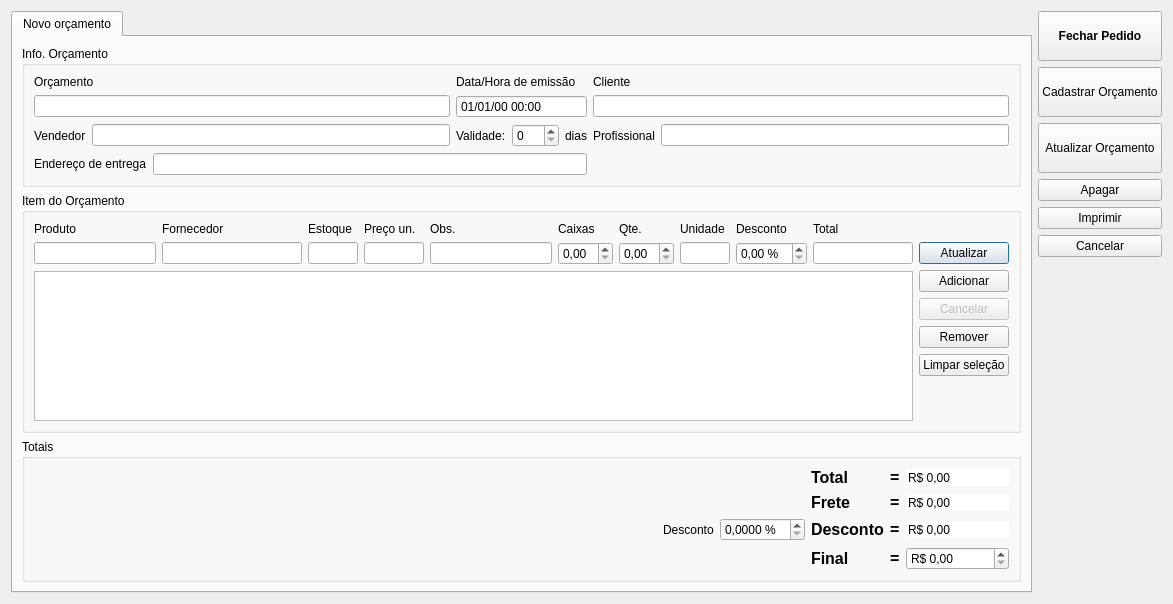
Qt form orcamento.ui (lellisls/ERP-STACCATO) before a commit.
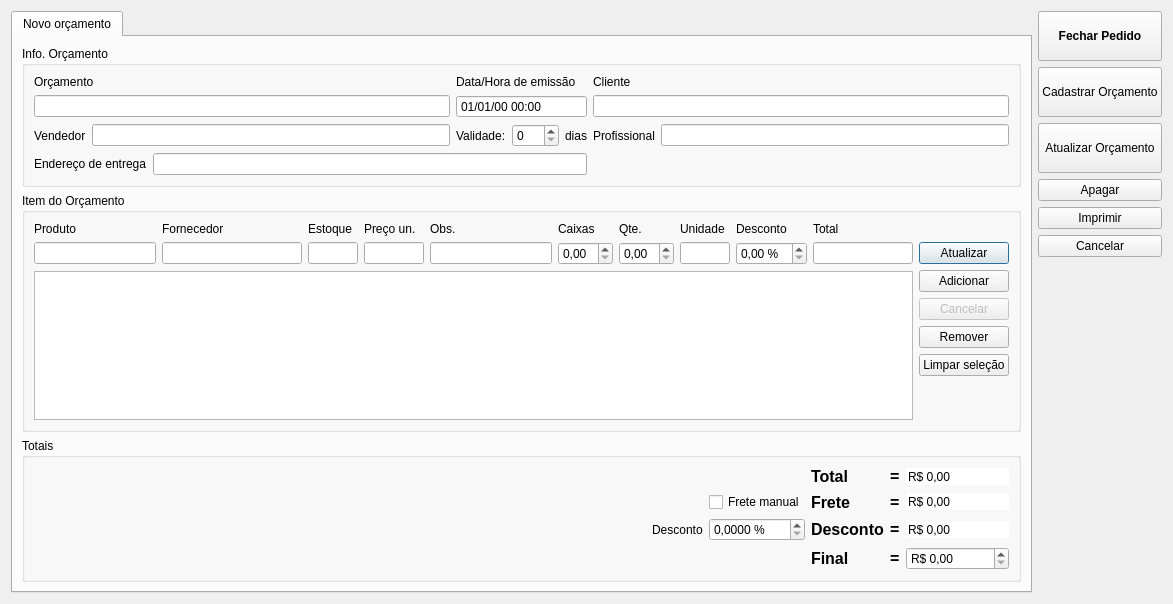
The same form after that commit. Custom widgets are drawn as their Qt base class.

Commit message: Modo superUser para administrador no orçamento. Novo cálculo do frete, baseado no bruto. Novo cálculo do ajuste do total, que não interfere mais no frete.

The edit to the form file:
```diff
--- a/orcamento.ui
+++ b/orcamento.ui
@@ -972,6 +972,13 @@
               </property>
              </widget>
             </item>
+            <item row="2" column="2">
+             <widget class="QCheckBox" name="checkBoxFreteManual">
+              <property name="text">
+               <string>Frete manual</string>
+              </property>
+             </widget>
+            </item>
            </layout>
           </item>
          </layout>
```
The commit also changes 2 other files.
